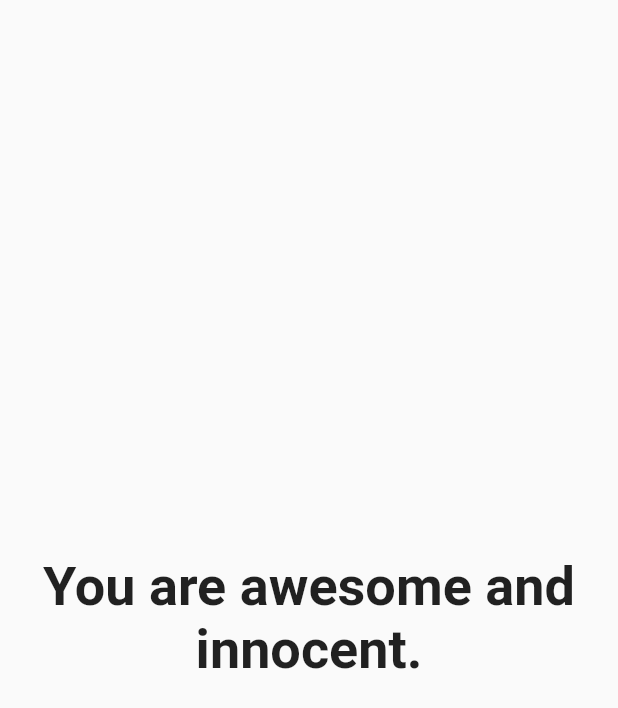
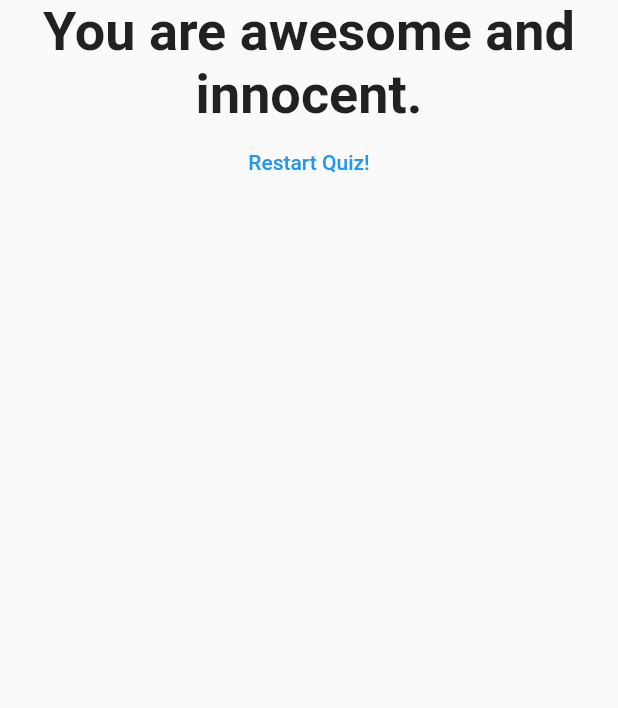
Before and after one commit to AnnaAlbuquerque/quiz_app, a Flutter app: the Result widget shown alone on an empty page, opened directly with empty values, on a phone screen of 412 x 824 dp. Shown: the top 708 px of the screen. Run offline on Flutter 3.47's test engine with Material 2 defaults, Android fonts, the phone set to English and light mode, and no system bars.

Commit message:
Restart buttom added

```diff
--- a/lib/result.dart
+++ b/lib/result.dart
@@ -2,8 +2,9 @@ import 'package:flutter/material.dart';
 
 class Result extends StatelessWidget {
   final int resultScore;
+  final Function resetHandler;
 
-  Result(this.resultScore);
+  Result(this.resultScore, this.resetHandler);
 
   String get resultPhrase {
     String resultText;
@@ -22,10 +23,19 @@ class Result extends StatelessWidget {
   @override
   Widget build(BuildContext context) {
     return Center(
-      child: Text(
-        resultPhrase,
-        style: TextStyle(fontSize: 36, fontWeight: FontWeight.bold),
-        textAlign: TextAlign.center,
+      child: Column(
+        children: <Widget>[
+          Text(
+            resultPhrase,
+            style: TextStyle(fontSize: 36, fontWeight: FontWeight.bold),
+            textAlign: TextAlign.center,
+          ),
+          FlatButton(
+            child: Text('Restart Quiz!'),
+            onPressed:resetHandler,
+            textColor: Colors.blue,
+          )
+        ],
       ),
     );
   }
```
Also changed, not shown: lib/main.dart (+8 -1 lines).
